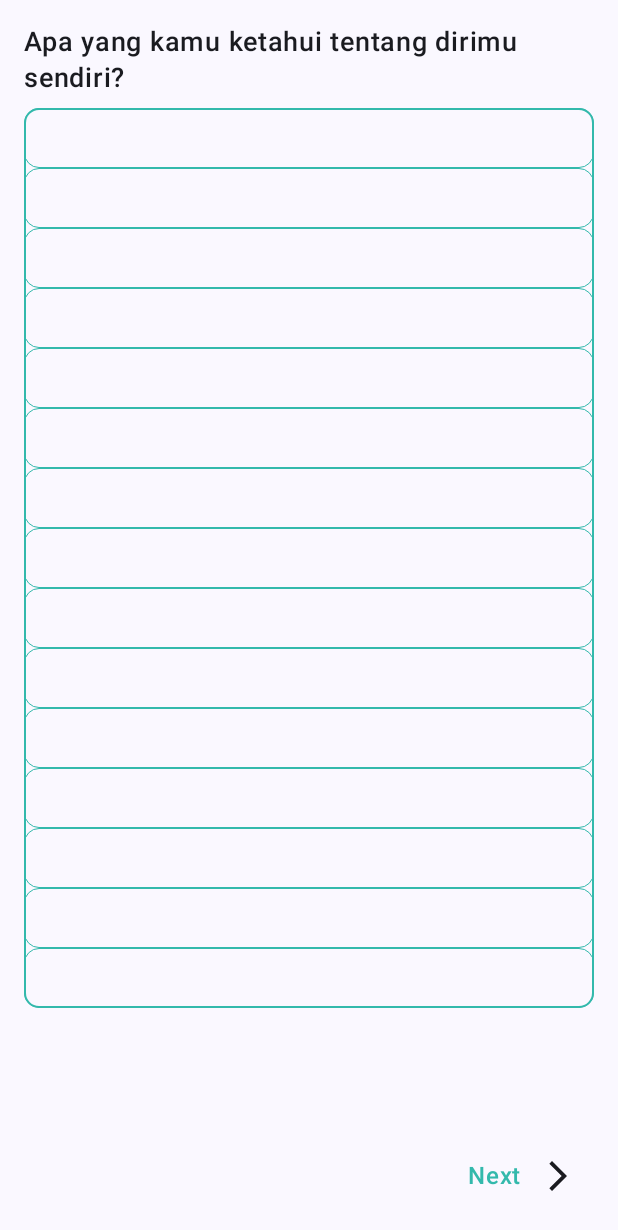
After one commit to ArniNaziraSe/SejiwaKuApp, an Android app built with Jetpack Compose: the composable journalScreen1 shown on its own in the app's theme, on a phone screen of 412 x 824 dp. The commit adds this screen. Shown: the top 1230 px of the screen. Run offline under Robolectric (Android 15) with nearby library versions, the phone set to English and light mode, and no system bars; 9 statements that could not run were skipped.

Commit message:
screen in jurnal

```diff
--- a/app/src/main/java/com/msv/sejiwaku/MainActivity.kt
+++ b/app/src/main/java/com/msv/sejiwaku/MainActivity.kt
@@ -13,6 +13,9 @@ import com.msv.sejiwaku.homepage.journey.JourneyScreen
 import com.msv.sejiwaku.homepage.journey.menerimadiri.hirupnapasperlahan.HirupNafasPerlahan
 import com.msv.sejiwaku.homepage.journey.menerimadiri.MenerimaDiriScreen
 import com.msv.sejiwaku.homepage.konseling.detailscreen.DetailScreenKonseling
+import com.msv.sejiwaku.inJurnal.screen.journalScreen1
+import com.msv.sejiwaku.inJurnal.screen.journalScreen2
+import com.msv.sejiwaku.inJurnal.screen.journalScreen3
 import com.msv.sejiwaku.navigator.OtakNavigasi
 import com.msv.sejiwaku.ui.theme.SejiwakuTheme
 
@@ -39,6 +42,9 @@ class MainActivity : ComponentActivity() {
                     //LinkLazyRow(urls = sampleUrls)
                     //MenerimaDiriScreen()
                     //HirupNafasPerlahan()
+                    journalScreen1()
+                    journalScreen2()
+                    journalScreen3()
                 }
             }
         }
--- /dev/null
+++ b/app/src/main/java/com/msv/sejiwaku/inJurnal/screen/journalScreen1.kt
@@ -0,0 +1,123 @@
+package com.msv.sejiwaku.inJurnal.screen
+
+import androidx.compose.foundation.background
+import androidx.compose.foundation.border
+import androidx.compose.foundation.layout.Arrangement
+import androidx.compose.foundation.layout.Box
+import androidx.compose.foundation.layout.Column
+import androidx.compose.foundation.layout.Row
+import androidx.compose.foundation.layout.Spacer
+import androidx.compose.foundation.layout.fillMaxSize
+import androidx.compose.foundation.layout.fillMaxWidth
+import androidx.compose.foundation.layout.height
+import androidx.compose.foundation.layout.padding
+import androidx.compose.foundation.shape.RoundedCornerShape
+import androidx.compose.foundation.text.BasicTextField
+import androidx.compose.material.icons.Icons
+import androidx.compose.material.icons.filled.ArrowForwardIos
+import androidx.compose.material3.Button
+import androidx.compose.material3.Icon
+import androidx.compose.material3.IconButton
+import androidx.compose.material3.Scaffold
+import androidx.compose.material3.Text
+import androidx.compose.material3.TextField
+import androidx.compose.runtime.Composable
+import androidx.compose.runtime.getValue
+import androidx.compose.runtime.mutableStateOf
+import androidx.compose.runtime.remember
+import androidx.compose.runtime.setValue
+import androidx.compose.ui.Alignment
+import androidx.compose.ui.Modifier
+import androidx.compose.ui.graphics.Color
+import androidx.compose.ui.text.font.FontFamily
+import androidx.compose.ui.text.font.FontWeight
+import androidx.compose.ui.text.input.TextFieldValue
+import androidx.compose.ui.text.style.TextAlign
+import androidx.compose.ui.tooling.preview.Preview
+import androidx.compose.ui.unit.dp
+import androidx.compose.ui.unit.sp
+import androidx.navigation.NavController
+import androidx.navigation.compose.rememberNavController
+import com.msv.sejiwaku.ui.theme.SejiwakuTheme
+
+@Composable
+fun journalScreen1() {
+    Scaffold(
+        topBar = {},
+        content = {paddingValues ->
+            JournalContent1(modifier = Modifier.padding(paddingValues))
+        }
+    )
+}
+
+@Composable
+fun JournalContent1(modifier: Modifier = Modifier) {
+    var textState by remember { mutableStateOf(TextFieldValue()) }
+
+    Column(
+        modifier = Modifier
+            .fillMaxSize()
+            .padding(16.dp),
+        verticalArrangement = Arrangement.SpaceBetween
+    ) {
+        Column {
+            Text(
+                text = "Apa yang kamu ketahui tentang dirimu sendiri?",
+                fontSize = 18.sp,
+                fontWeight = FontWeight.SemiBold,
+                fontFamily = FontFamily.SansSerif,
+                modifier = Modifier.padding(bottom = 8.dp)
+            )
+            LinedTextArea1(
+                textState = textState,
+                onTextChanged = { textState = it }
+            )
+        }
+        Row(
+            modifier = Modifier.align(Alignment.End)
+        ) {
+            Text(text = "Next", fontWeight = FontWeight.Medium, color = Color(0xFF33B9AC),modifier = Modifier.padding(top = 12.dp))
+            IconButton(onClick = { /*TODO*/ }) {
+                Icon(imageVector = Icons.Default.ArrowForwardIos, contentDescription = "next")
+            }
+        }
+    }
+}
+
+@Composable
+fun LinedTextArea1(textState: TextFieldValue, onTextChanged: (TextFieldValue) -> Unit) {
+    Box(
+        modifier = Modifier
+            .fillMaxWidth()
+            .height(600.dp)
+            .border(1.dp, Color(0xFF33B9AC), shape = RoundedCornerShape(10.dp))
+    ) {
+        val lines = 15 // Number of lines
+        Column {
+            repeat(lines) {
+                Box(
+                    modifier = Modifier
+                        .fillMaxWidth()
+                        .weight(1f)
+                        .border(0.5.dp, Color(0xFF33B9AC), RoundedCornerShape(10.dp))
+                )
+            }
+        }
+        BasicTextField(
+            value = textState,
+            onValueChange = onTextChanged,
+            modifier = Modifier
+                .fillMaxSize()
+                .padding(horizontal = 4.dp)
+                .background(Color.Transparent)
+        )
+    }
+}
+
+@Preview
+@Composable
+private fun Screen1() {
+    SejiwakuTheme {
+        journalScreen1()
+    }
+}
--- a/gradle/libs.versions.toml
+++ b/gradle/libs.versions.toml
@@ -1,5 +1,5 @@
 [versions]
-agp = "8.3.2"
+agp = "8.4.0"
 kotlin = "1.9.0"
 coreKtx = "1.13.0"
 junit = "4.13.2"
```
Also changed, not shown: app/src/main/java/com/msv/sejiwaku/inJurnal/screen/Screen4.kt (added, +113 -0 lines), app/src/main/java/com/msv/sejiwaku/inJurnal/screen/journalScreen2.kt (added, +123 -0 lines), app/src/main/java/com/msv/sejiwaku/inJurnal/screen/journalScreen3.kt (added, +123 -0 lines), app/src/main/res/drawable/gambar_jurnal.png (added), app/src/main/res/drawable/write_jurnal.png (added).
